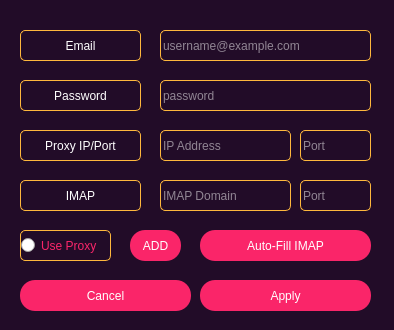
Before: the Qt Designer form addmaildialog.ui in pierelucas/HokusGuard, drawn with Qt 5.
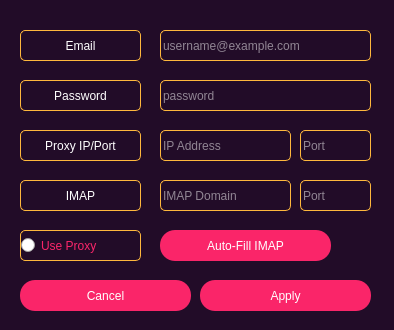
After: the same form once the commit is applied. Icons and pictures are not drawn.

```diff
--- a/addmaildialog.ui
+++ b/addmaildialog.ui
@@ -102,7 +102,18 @@
 {
 	background-color:#220c28;
 }
-</string>
+
+#imap_autofill_add_pushButton
+{
+	background-color:rgba(0, 0, 0,0);
+}
+
+#imap_autofill_add_pushButton::hover
+{
+	background-color:rgba(0, 0, 0,0);
+	border: 1px solid grey;
+    border-radius: 5px;
+}</string>
   </property>
   <widget class="QPushButton" name="apply_pushButton">
    <property name="geometry">
@@ -235,7 +246,7 @@
     <rect>
      <x>20</x>
      <y>230</y>
-     <width>91</width>
+     <width>121</width>
      <height>31</height>
     </rect>
    </property>
@@ -288,7 +299,7 @@
   <widget class="QPushButton" name="imap_autofill_pushButton">
    <property name="geometry">
     <rect>
-     <x>200</x>
+     <x>160</x>
      <y>230</y>
      <width>171</width>
      <height>31</height>
@@ -301,14 +312,24 @@
   <widget class="QPushButton" name="imap_autofill_add_pushButton">
    <property name="geometry">
     <rect>
-     <x>130</x>
+     <x>340</x>
      <y>230</y>
-     <width>51</width>
+     <width>31</width>
      <height>31</height>
     </rect>
    </property>
    <property name="text">
-    <string>ADD</string>
+    <string/>
+   </property>
+   <property name="icon">
+    <iconset resource="general.qrc">
+     <normaloff>:/images/opened_folder.svg</normaloff>:/images/opened_folder.svg</iconset>
+   </property>
+   <property name="iconSize">
+    <size>
+     <width>30</width>
+     <height>30</height>
+    </size>
    </property>
   </widget>
  </widget>
```
Left out of the diff: 11 changed lines with no effect on the pictures.
